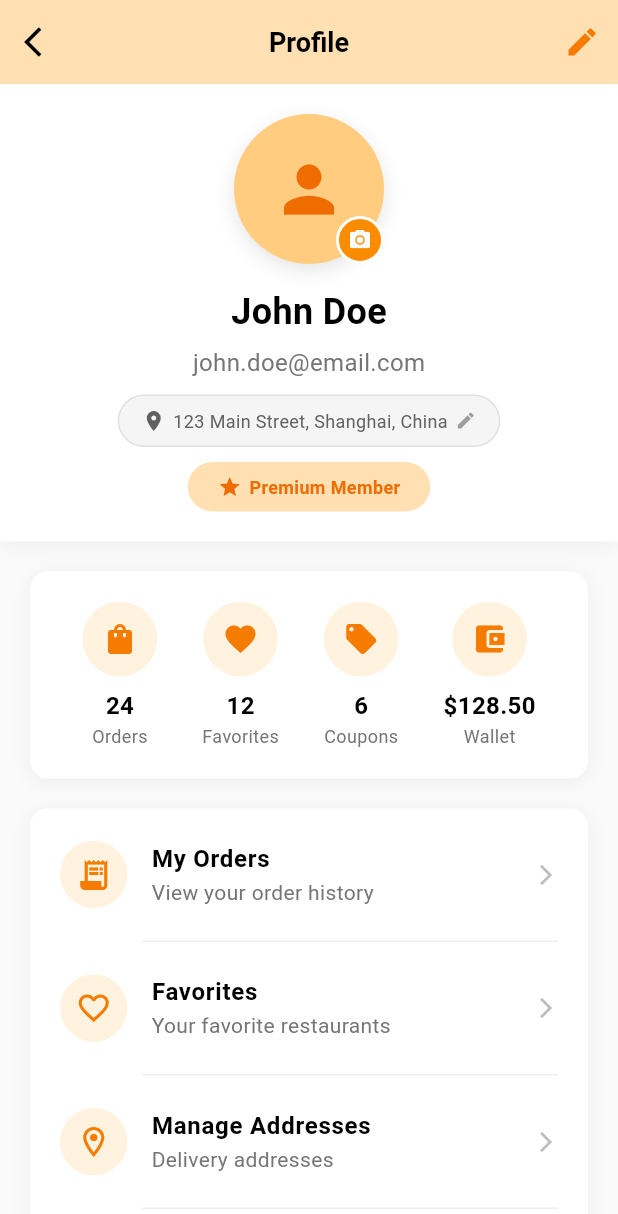
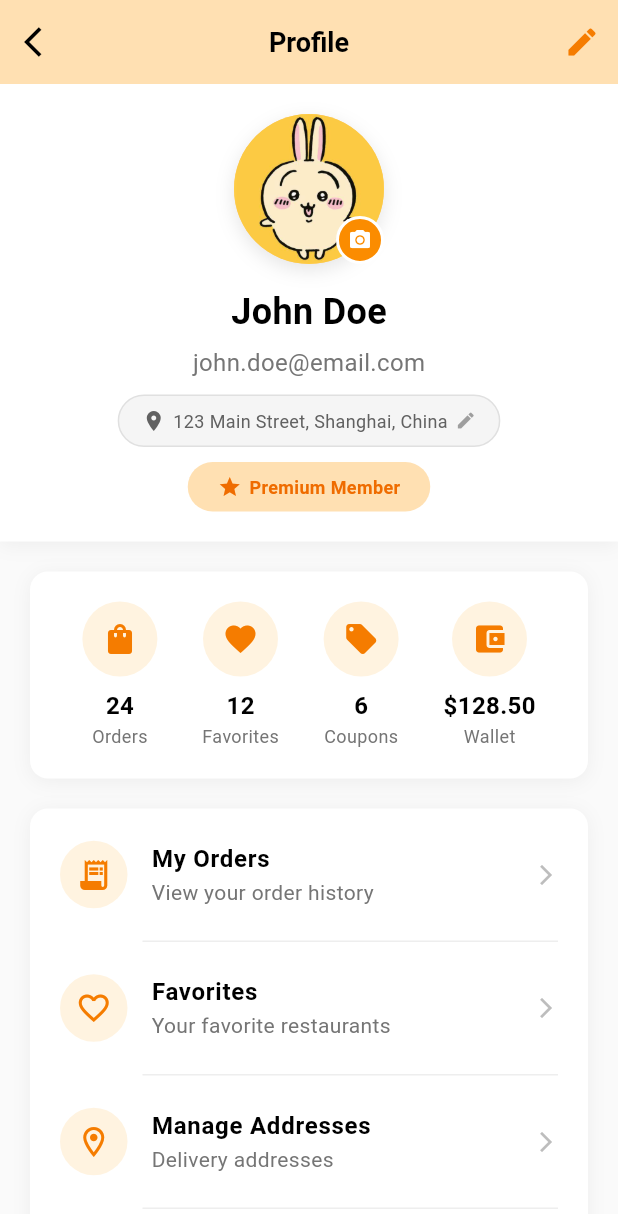
Before and after one commit to GreenwichDDLver/Mobile_Asmt1, a Flutter app: the screen it shows after launch, scrolled down 576 dp, after a tap on the "person" icon, on a phone screen of 412 x 824 dp. Shown: the top 1214 px of the screen. Run offline on Flutter 3.47's test engine with Material 3 defaults, Android fonts, the light colour scheme and no system bars; our stand-ins replace flutter_svg.

Commit message:
RePush
这是最新版，前面好像没push上去。这是加了底部导航栏+消息页面+更新了用户头像的最新版！

```diff
--- a/assignment1/lib/main.dart
+++ b/assignment1/lib/main.dart
@@ -1,14 +1,14 @@
 import 'package:flutter/material.dart';
 import 'package:provider/provider.dart';
 import 'package:assignment1/pages/homepage.dart';
+import 'package:assignment1/pages/order_page.dart'; // You'll need to create this
+import 'package:assignment1/pages/message_page.dart'; // You'll need to create this
 import 'package:assignment1/models/cart_model.dart';
 
 void main() {
   runApp(
     MultiProvider(
-      providers: [
-        ChangeNotifierProvider(create: (_) => CartModel()),
-      ],
+      providers: [ChangeNotifierProvider(create: (_) => CartModel())],
       child: const MyApp(),
     ),
   );
@@ -21,7 +21,51 @@ class MyApp extends StatelessWidget {
   Widget build(BuildContext context) {
     return const MaterialApp(
       debugShowCheckedModeBanner: false,
-      home: HomePage(),
+      home: MainNavigationWrapper(),
     );
   }
 }
+
+class MainNavigationWrapper extends StatefulWidget {
+  const MainNavigationWrapper({super.key});
+
+  @override
+  State<MainNavigationWrapper> createState() => _MainNavigationWrapperState();
+}
+
+class _MainNavigationWrapperState extends State<MainNavigationWrapper> {
+  int _selectedIndex = 1; // Start with HomePage (middle button)
+
+  // List of pages corresponding to bottom navigation tabs
+  final List<Widget> _pages = [
+    const OrderPage(), // Left button
+    const HomePage(), // Middle button
+    const MessagePage(), // Right button
+  ];
+
+  void _onItemTapped(int index) {
+    setState(() {
+      _selectedIndex = index;
+    });
+  }
+
+  @override
+  Widget build(BuildContext context) {
+    return Scaffold(
+      body: _pages[_selectedIndex],
+      bottomNavigationBar: BottomNavigationBar(
+        items: const <BottomNavigationBarItem>[
+          BottomNavigationBarItem(
+            icon: Icon(Icons.receipt_long),
+            label: 'Order',
+          ),
+          BottomNavigationBarItem(icon: Icon(Icons.home), label: 'Home'),
+          BottomNavigationBarItem(icon: Icon(Icons.message), label: 'Messages'),
+        ],
+        currentIndex: _selectedIndex,
+        selectedItemColor: Colors.blue,
+        onTap: _onItemTapped,
+      ),
+    );
+  }
+}
--- a/assignment1/lib/pages/homepage.dart
+++ b/assignment1/lib/pages/homepage.dart
@@ -16,11 +16,13 @@ class HomePage extends StatefulWidget {
 }
 
 class _HomePageState extends State<HomePage> {
+  final List<CategoryModel> categories = CategoryModel.getCategories();
+  final List<RestaurantListModel> RestaurantList =
+      RestaurantListModel.getRestaurantList();
 
-  final List<CategoryModel> categories = CategoryModel.getCategories();
-  final List<RestaurantListModel> RestaurantList = RestaurantListModel.getRestaurantList();
-
-  final PageController _bannerController = PageController(viewportFraction: 0.85);
+  final PageController _bannerController = PageController(
+    viewportFraction: 0.85,
+  );
   final List<String> bannerImages = [
     "assets/images/banner1.png",
     "assets/images/banner2.png",
@@ -120,15 +122,11 @@ class _HomePageState extends State<HomePage> {
           const SizedBox(width: 5),
           Expanded(
             child: Text(
-              "Shanghai", // 定位
+              "KuaLumpur", // 定位
               overflow: TextOverflow.ellipsis,
-              style: const TextStyle(
-                color: Colors.black,
-                fontSize: 14,
+              style: const TextStyle(color: Colors.black, fontSize: 14),
             ),
           ),
-          ),
-
         ],
       ),
       actions: [
@@ -155,18 +153,13 @@ class _HomePageState extends State<HomePage> {
                   ),
                 ],
               ),
-              child: Icon(
-                Icons.person,
-                color: Colors.orange[500],
-                size: 22,
-              ),
+              child: Icon(Icons.person, color: Colors.orange[500], size: 22),
             ),
           ),
         ),
       ],
     );
   }
-
 
   //搜索页面进入
   GestureDetector _searchField(BuildContext context) {
@@ -183,24 +176,13 @@ class _HomePageState extends State<HomePage> {
         decoration: BoxDecoration(
           color: Colors.white,
           borderRadius: BorderRadius.circular(10),
-          boxShadow: const [
-            BoxShadow(
-              color: Colors.black26,
-              blurRadius: 10,
-            ),
-          ],
+          boxShadow: const [BoxShadow(color: Colors.black26, blurRadius: 10)],
         ),
         child: Row(
           children: const [
             Icon(Icons.search, color: Colors.grey),
             SizedBox(width: 10),
-            Text(
-              "Search",
-              style: TextStyle(
-                color: Colors.grey,
-                fontSize: 16,
-              ),
-            ),
+            Text("Search", style: TextStyle(color: Colors.grey, fontSize: 16)),
           ],
         ),
       ),
@@ -218,7 +200,10 @@ class _HomePageState extends State<HomePage> {
             mainAxisAlignment: MainAxisAlignment.spaceBetween,
             children: [
               Container(
-        padding: const EdgeInsets.symmetric(horizontal: 16, vertical: 8),
+                padding: const EdgeInsets.symmetric(
+                  horizontal: 16,
+                  vertical: 8,
+                ),
                 decoration: BoxDecoration(
                   color: Colors.orange[100],
                   borderRadius: BorderRadius.circular(20),
@@ -232,11 +217,7 @@ class _HomePageState extends State<HomePage> {
                   ),
                 ),
               ),
-      Image.asset(
-        "assets/images/usagi3.png",
-        width: 130,
-        height: 90,
-      ),
+              Image.asset("assets/images/usagi3.png", width: 130, height: 90),
             ],
           ),
         ),
@@ -249,7 +230,8 @@ class _HomePageState extends State<HomePage> {
             runSpacing: 10,
             children: List.generate(categories.length, (index) {
               return SizedBox(
-              width: (MediaQuery.of(context).size.width - 20 * 2 - 15 * 3) / 3,
+                width:
+                    (MediaQuery.of(context).size.width - 20 * 2 - 15 * 3) / 3,
                 height: 118,
                 child: Container(
                   padding: const EdgeInsets.symmetric(vertical: 10),
@@ -327,7 +309,6 @@ Indulge in our cheesy pizza offer:
 
 📅 Available daily from 2 PM to 6 PM.
 ''',
-
     ];
 
     return Column(
@@ -348,7 +329,8 @@ Indulge in our cheesy pizza offer:
                 onTap: () {
                   showDialog(
                     context: context,
-                  builder: (_) => BannerPanel(
+                    builder:
+                        (_) => BannerPanel(
                           imagePath: bannerImages[index],
                           description: bannerDescriptions[index],
                           onClose: () => Navigator.of(context).pop(),
@@ -394,7 +376,10 @@ Indulge in our cheesy pizza offer:
               width: _currentBannerIndex == index ? 12 : 8,
               height: 8,
               decoration: BoxDecoration(
-              color: _currentBannerIndex == index ? Colors.black : Colors.grey[400],
+                color:
+                    _currentBannerIndex == index
+                        ? Colors.black
+                        : Colors.grey[400],
                 borderRadius: BorderRadius.circular(4),
               ),
             );
@@ -416,7 +401,10 @@ Column _recentActivitiesSection() {
             mainAxisAlignment: MainAxisAlignment.spaceBetween,
             children: [
               Container(
-        padding: const EdgeInsets.symmetric(horizontal: 16, vertical: 8),
+                padding: const EdgeInsets.symmetric(
+                  horizontal: 16,
+                  vertical: 8,
+                ),
                 decoration: BoxDecoration(
                   color: Colors.orange[100],
                   borderRadius: BorderRadius.circular(20),
@@ -430,15 +418,10 @@ Column _recentActivitiesSection() {
                   ),
                 ),
               ),
-      Image.asset(
-        "assets/images/usagi2.png",
-        width: 135,
-        height: 85,
-      ),
+              Image.asset("assets/images/usagi2.png", width: 135, height: 85),
             ],
           ),
         ),
-
       ],
     );
   }
@@ -454,7 +437,10 @@ Column _RestaurantListSection() {
             mainAxisAlignment: MainAxisAlignment.spaceBetween,
             children: [
               Container(
-        padding: const EdgeInsets.symmetric(horizontal: 16, vertical: 8),
+                padding: const EdgeInsets.symmetric(
+                  horizontal: 16,
+                  vertical: 8,
+                ),
                 decoration: BoxDecoration(
                   color: Colors.orange[100],
                   borderRadius: BorderRadius.circular(20),
@@ -468,11 +454,7 @@ Column _RestaurantListSection() {
                   ),
                 ),
               ),
-      Image.asset(
-        "assets/images/usagi1.png",
-        width: 130,
-        height: 90,
-      ),
+              Image.asset("assets/images/usagi1.png", width: 130, height: 90),
             ],
           ),
         ),
@@ -488,9 +470,7 @@ Column _RestaurantListSection() {
               onTap: () {
                 Navigator.push(
                   context,
-                MaterialPageRoute(
-                  builder: (context) => const MenuPage(),
-                ),
+                  MaterialPageRoute(builder: (context) => const MenuPage()),
                 );
               },
               child: Container(
@@ -514,7 +494,9 @@ Column _RestaurantListSection() {
                     Padding(
                       padding: const EdgeInsets.only(left: 8),
                       child: ClipRRect(
-                      borderRadius: const BorderRadius.all(Radius.circular(12)),
+                        borderRadius: const BorderRadius.all(
+                          Radius.circular(12),
+                        ),
                         child: Image.asset(
                           RestaurantList[index].iconPath,
                           height: 95,
@@ -525,7 +507,10 @@ Column _RestaurantListSection() {
                     ),
                     Expanded(
                       child: Padding(
-                      padding: const EdgeInsets.symmetric(horizontal: 12, vertical: 10),
+                        padding: const EdgeInsets.symmetric(
+                          horizontal: 12,
+                          vertical: 10,
+                        ),
                         child: Column(
                           crossAxisAlignment: CrossAxisAlignment.start,
                           mainAxisAlignment: MainAxisAlignment.center,
@@ -540,7 +525,11 @@ Column _RestaurantListSection() {
                             const SizedBox(height: 4),
                             Row(
                               children: [
-                              const Icon(Icons.star, color: Colors.amber, size: 16),
+                                const Icon(
+                                  Icons.star,
+                                  color: Colors.amber,
+                                  size: 16,
+                                ),
                                 const SizedBox(width: 4),
                                 Text(
                                   RestaurantList[index].score,
@@ -576,14 +565,17 @@ Column _RestaurantListSection() {
                                 ),
                               ],
                             ),
-
                           ],
                         ),
                       ),
                     ),
                     Padding(
                       padding: const EdgeInsets.only(right: 12),
-                    child: Icon(Icons.arrow_forward_ios, size: 16, color: Colors.grey[600]),
+                      child: Icon(
+                        Icons.arrow_forward_ios,
+                        size: 16,
+                        color: Colors.grey[600],
+                      ),
                     ),
                   ],
                 ),
@@ -594,5 +586,4 @@ Column _RestaurantListSection() {
       ],
     );
   }
-
 }
--- a/assignment1/lib/pages/profile_page.dart
+++ b/assignment1/lib/pages/profile_page.dart
@@ -1,5 +1,4 @@
 import 'package:flutter/material.dart';
-import 'package:flutter/services.dart';
 
 class ProfilePage extends StatefulWidget {
   const ProfilePage({super.key});
@@ -8,7 +7,8 @@ class ProfilePage extends StatefulWidget {
   State<ProfilePage> createState() => _ProfilePageState();
 }
 
-class _ProfilePageState extends State<ProfilePage> with TickerProviderStateMixin {
+class _ProfilePageState extends State<ProfilePage>
+    with TickerProviderStateMixin {
   String _userName = 'John Doe';
   String _userEmail = 'john.doe@email.com';
   String _deliveryAddress = '123 Main Street, Shanghai, China';
@@ -16,19 +16,54 @@ class _ProfilePageState extends State<ProfilePage> with TickerProviderStateMixin
 
   // Coupon data
   final List<Map<String, dynamic>> _unusedCoupons = [
-    {'title': '20% Off First Order', 'discount': '20%', 'expiry': '2024-12-31', 'code': 'FIRST20'},
-    {'title': 'Free Delivery', 'discount': 'Free', 'expiry': '2024-11-30', 'code': 'FREEDEL'},
-    {'title': '\$10 Off \$50+', 'discount': '\$10', 'expiry': '2024-12-15', 'code': 'SAVE10'},
+    {
+      'title': '20% Off First Order',
+      'discount': '20%',
+      'expiry': '2024-12-31',
+      'code': 'FIRST20',
+    },
+    {
+      'title': 'Free Delivery',
+      'discount': 'Free',
+      'expiry': '2024-11-30',
+      'code': 'FREEDEL',
+    },
+    {
+      'title': '\$10 Off \$50+',
+      'discount': '\$10',
+      'expiry': '2024-12-15',
+      'code': 'SAVE10',
+    },
   ];
 
   final List<Map<String, dynamic>> _usedCoupons = [
-    {'title': '15% Off Any Order', 'discount': '15%', 'usedDate': '2024-10-15', 'code': 'SAVE15'},
-    {'title': 'Buy 1 Get 1 Free', 'discount': 'BOGO', 'usedDate': '2024-10-10', 'code': 'BOGO1'},
+    {
+      'title': '15% Off Any Order',
+      'discount': '15%',
+      'usedDate': '2024-10-15',
+      'code': 'SAVE15',
+    },
+    {
+      'title': 'Buy 1 Get 1 Free',
+      'discount': 'BOGO',
+      'usedDate': '2024-10-10',
+      'code': 'BOGO1',
+    },
   ];
 
   final List<Map<String, dynamic>> _expiredCoupons = [
-    {'title': '25% Off Weekend', 'discount': '25%', 'expiry': '2024-09-30', 'code': 'WEEK25'},
-    {'title': 'Student Discount', 'discount': '30%', 'expiry': '2024-08-31', 'code': 'STUDENT'},
+    {
+      'title': '25% Off Weekend',
+      'discount': '25%',
+      'expiry': '2024-09-30',
+      'code': 'WEEK25',
+    },
+    {
+      'title': 'Student Discount',
+      'discount': '30%',
+      'expiry': '2024-08-31',
+      'code': 'STUDENT',
+    },
   ];
 
   @override
@@ -134,10 +169,40 @@ class _ProfilePageState extends State<ProfilePage> with TickerProviderStateMixin
                     ),
                   ],
                 ),
+                child: ClipRRect(
+                  borderRadius: BorderRadius.circular(50),
+
+                  child: Image.asset(
+                    'assets/images/UserImage.jpg',
+
+                    width: 100,
+
+                    height: 100,
+
+                    fit: BoxFit.cover,
+
+                    errorBuilder: (context, error, stackTrace) {
+                      // Fallback to icon if image fails to load
+
+                      return Container(
+                        width: 100,
+
+                        height: 100,
+
+                        decoration: BoxDecoration(
+                          shape: BoxShape.circle,
+
+                          color: Colors.orange[200],
+                        ),
+
                         child: Icon(
                           Icons.person,
                           size: 50,
                           color: Colors.orange[800],
+                        ),
+                      );
+                    },
+                  ),
                 ),
               ),
               Positioned(
@@ -175,10 +240,7 @@ class _ProfilePageState extends State<ProfilePage> with TickerProviderStateMixin
           const SizedBox(height: 5),
           Text(
             _userEmail,
-            style: TextStyle(
-              fontSize: 16,
-              color: Colors.grey[600],
-            ),
+            style: TextStyle(fontSize: 16, color: Colors.grey[600]),
           ),
           const SizedBox(height: 10),
           GestureDetector(
@@ -198,10 +260,7 @@ class _ProfilePageState extends State<ProfilePage> with TickerProviderStateMixin
                   Flexible(
                     child: Text(
                       _deliveryAddress,
-                      style: TextStyle(
-                        color: Colors.grey[700],
-                        fontSize: 12,
-                      ),
+                      style: TextStyle(color: Colors.grey[700], fontSize: 12),
                       overflow: TextOverflow.ellipsis,
                     ),
                   ),
@@ -260,7 +319,11 @@ class _ProfilePageState extends State<ProfilePage> with TickerProviderStateMixin
           _buildStatItem(Icons.shopping_bag, '24', 'Orders'),
           _buildStatItem(Icons.favorite, '12', 'Favorites'),
           _buildStatItem(Icons.local_offer, '6', 'Coupons'),
-          _buildStatItem(Icons.account_balance_wallet, '\$${_walletBalance.toStringAsFixed(2)}', 'Wallet'),
+          _buildStatItem(
+            Icons.account_balance_wallet,
+            '\$${_walletBalance.toStringAsFixed(2)}',
+            'Wallet',
+          ),
         ],
       ),
     );
@@ -287,13 +350,7 @@ class _ProfilePageState extends State<ProfilePage> with TickerProviderStateMixin
             color: Colors.black,
           ),
         ),
-        Text(
-          label,
-          style: TextStyle(
-            fontSize: 12,
-            color: Colors.grey[600],
-          ),
-        ),
+        Text(label, style: TextStyle(fontSize: 12, color: Colors.grey[600])),
       ],
     );
   }
@@ -402,19 +459,24 @@ class _ProfilePageState extends State<ProfilePage> with TickerProviderStateMixin
                       ),
                       Text(
                         'Balance: \$${_walletBalance.toStringAsFixed(2)}',
-                        style: TextStyle(
-                          fontSize: 14,
-                          color: Colors.grey[600],
-                        ),
+                        style: TextStyle(fontSize: 14, color: Colors.grey[600]),
                       ),
                     ],
                   ),
                 ),
                 Row(
                   children: [
-                    _buildWalletButton('Top Up', Colors.green, () => _showTopUpDialog()),
+                    _buildWalletButton(
+                      'Top Up',
+                      Colors.green,
+                      () => _showTopUpDialog(),
+                    ),
                     const SizedBox(width: 10),
-                    _buildWalletButton('Manage', Colors.orange, () => _showManagePaymentDialog()),
+                    _buildWalletButton(
+                      'Manage',
+                      Colors.orange,
+                      () => _showManagePaymentDialog(),
+                    ),
                   ],
                 ),
               ],
@@ -569,11 +631,7 @@ class _ProfilePageState extends State<ProfilePage> with TickerProviderStateMixin
           color: Colors.orange[50],
           shape: BoxShape.circle,
         ),
-        child: Icon(
-          icon,
-          color: Colors.orange[700],
-          size: 24,
-        ),
+        child: Icon(icon, color: Colors.orange[700], size: 24),
       ),
       title: Text(
         title,
@@ -585,16 +643,11 @@ class _ProfilePageState extends State<ProfilePage> with TickerProviderStateMixin
       ),
       subtitle: Text(
         subtitle,
-        style: TextStyle(
-          fontSize: 14,
-          color: Colors.grey[600],
+        style: TextStyle(fontSize: 14, color: Colors.grey[600]),
       ),
-      ),
-      trailing: trailing ?? Icon(
-        Icons.arrow_forward_ios,
-        size: 16,
-        color: Colors.grey[400],
-      ),
+      trailing:
+          trailing ??
+          Icon(Icons.arrow_forward_ios, size: 16, color: Colors.grey[400]),
       onTap: onTap,
       contentPadding: const EdgeInsets.symmetric(horizontal: 20, vertical: 8),
     );
@@ -646,13 +699,20 @@ class _ProfilePageState extends State<ProfilePage> with TickerProviderStateMixin
 
   // Dialog Functions
   void _showEditProfileDialog() {
-    TextEditingController nameController = TextEditingController(text: _userName);
-    TextEditingController emailController = TextEditingController(text: _userEmail);
+    TextEditingController nameController = TextEditingController(
+      text: _userName,
+    );
+    TextEditingController emailController = TextEditingController(
+      text: _userEmail,
+    );
 
     showDialog(
       context: context,
-      builder: (context) => AlertDialog(
-        shape: RoundedRectangleBorder(borderRadius: BorderRadius.circular(15)),
+      builder:
+          (context) => AlertDialog(
+            shape: RoundedRectangleBorder(
+              borderRadius: BorderRadius.circular(15),
+            ),
             title: const Text('Edit Profile'),
             content: Column(
               mainAxisSize: MainAxisSize.min,
@@ -697,10 +757,15 @@ class _ProfilePageState extends State<ProfilePage> with TickerProviderStateMixin
   void _showChangeAvatarDialog() {
     showDialog(
       context: context,
-      builder: (context) => AlertDialog(
-        shape: RoundedRectangleBorder(borderRadius: BorderRadius.circular(15)),
+      builder:
+          (context) => AlertDialog(
+            shape: RoundedRectangleBorder(
+              borderRadius: BorderRadius.circular(15),
+            ),
             title: const Text('Change Avatar'),
-        content: const Text('Avatar change functionality will be implemented here.'),
+            content: const Text(
+              'Avatar change functionality will be implemented here.',
+            ),
             actions: [
               TextButton(
                 onPressed: () => Navigator.pop(context),
@@ -712,12 +777,17 @@ class _ProfilePageState extends State<ProfilePage> with TickerProviderStateMixin
   }
 
   void _showEditAddressDialog() {
-    TextEditingController addressController = TextEditingController(text: _deliveryAddress);
+    TextEditingController addressController = TextEditingController(
+      text: _deliveryAddress,
+    );
 
     showDialog(
       context: context,
-      builder: (context) => AlertDialog(
-        shape: RoundedRectangleBorder(borderRadius: BorderRadius.circular(15)),
+      builder:
+          (context) => AlertDialog(
+            shape: RoundedRectangleBorder(
+              borderRadius: BorderRadius.circular(15),
+            ),
             title: const Text('Edit Delivery Address'),
             content: TextField(
               controller: addressController,
@@ -751,8 +821,11 @@ class _ProfilePageState extends State<ProfilePage> with TickerProviderStateMixin
 
     showDialog(
       context: context,
-      builder: (context) => AlertDialog(
-        shape: RoundedRectangleBorder(borderRadius: BorderRadius.circular(15)),
+      builder:
+          (context) => AlertDialog(
+            shape: RoundedRectangleBorder(
+              borderRadius: BorderRadius.circular(15),
+            ),
             title: const Text('Top Up Wallet'),
             content: Column(
               mainAxisSize: MainAxisSize.min,
@@ -785,7 +858,9 @@ class _ProfilePageState extends State<ProfilePage> with TickerProviderStateMixin
                     Navigator.pop(context);
                     ScaffoldMessenger.of(context).showSnackBar(
                       SnackBar(
-                    content: Text('Added \$${amount.toStringAsFixed(2)} to wallet'),
+                        content: Text(
+                          'Added \$${amount.toStringAsFixed(2)} to wallet',
+                        ),
                         backgroundColor: Colors.green,
                       ),
                     );
@@ -801,10 +876,15 @@ class _ProfilePageState extends State<ProfilePage> with TickerProviderStateMixin
   void _showManagePaymentDialog() {
     showDialog(
       context: context,
-      builder: (context) => AlertDialog(
-        shape: RoundedRectangleBorder(borderRadius: BorderRadius.circular(15)),
+      builder:
+          (context) => AlertDialog(
+            shape: RoundedRectangleBorder(
+              borderRadius: BorderRadius.circular(15),
+            ),
             title: const Text('Manage Payment Methods'),
-        content: const Text('Payment method management will be implemented here.'),
+            content: const Text(
+              'Payment method management will be implemented here.',
+            ),
             actions: [
               TextButton(
                 onPressed: () => Navigator.pop(context),
@@ -818,10 +898,13 @@ class _ProfilePageState extends State<ProfilePage> with TickerProviderStateMixin
   void _showCouponsDialog() {
     showDialog(
       context: context,
-      builder: (context) => DefaultTabController(
+      builder:
+          (context) => DefaultTabController(
             length: 3,
             child: AlertDialog(
-          shape: RoundedRectangleBorder(borderRadius: BorderRadius.circular(15)),
+              shape: RoundedRectangleBorder(
+                borderRadius: BorderRadius.circular(15),
+              ),
               title: const Text('My Coupons'),
               content: SizedBox(
                 width: double.maxFinite,
@@ -870,12 +953,20 @@ class _ProfilePageState extends State<ProfilePage> with TickerProviderStateMixin
           margin: const EdgeInsets.symmetric(vertical: 5),
           padding: const EdgeInsets.all(12),
           decoration: BoxDecoration(
-            color: type == 'unused' ? Colors.green[50] :
-                   type == 'used' ? Colors.blue[50] : Colors.red[50],
+            color:
+                type == 'unused'
+                    ? Colors.green[50]
+                    : type == 'used'
+                    ? Colors.blue[50]
+                    : Colors.red[50],
             borderRadius: BorderRadius.circular(8),
             border: Border.all(
-              color: type == 'unused' ? Colors.green[200]! :
-                     type == 'used' ? Colors.blue[200]! : Colors.red[200]!,
+              color:
+                  type == 'unused'
+                      ? Colors.green[200]!
+                      : type == 'used'
+                      ? Colors.blue[200]!
+                      : Colors.red[200]!,
             ),
           ),
           child: Column(
@@ -910,9 +1001,7 @@ class _ProfilePageState extends State<ProfilePage> with TickerProviderStateMixin
           ),
           title: const Text(
             'Logout',
-            style: TextStyle(
-              fontWeight: FontWeight.bold,
-            ),
+            style: TextStyle(fontWeight: FontWeight.bold),
           ),
           content: const Text('Are you sure you want to logout?'),
           actions: [
@@ -920,12 +1009,7 @@ class _ProfilePageState extends State<ProfilePage> with TickerProviderStateMixin
               onPressed: () {
                 Navigator.of(context).pop();
               },
-              child: Text(
-                'Cancel',
-                style: TextStyle(
-                  color: Colors.grey[600],
-                ),
-              ),
+              child: Text('Cancel', style: TextStyle(color: Colors.grey[600])),
             ),
             ElevatedButton(
               onPressed: () {
```
Also changed, not shown: assignment1/lib/pages/message_page.dart (added, +260 -0 lines), assignment1/lib/pages/order_page.dart (+14 -35 lines), assignment1/pubspec.yaml (+11 -0 lines), assignment1/assets/images/UserImage.jpg (added), assignment1/assets/images/friend1.jpg (added), assignment1/assets/images/friend2.jpg (added), assignment1/assets/images/friend3.jpg (added), assignment1/assets/images/friend4.jpg (added), assignment1/assets/images/mcdmerchant.jpg (added), assignment1/assets/images/mixuemerchant.jpg (added), assignment1/assets/images/noodlemerchant.jpg (added), assignment1/assets/images/rider1.jpg (added), assignment1/assets/images/rider2.jpg (added), assignment1/assets/images/rider3.jpg (added). Lines whose indentation alone changed are shown as unchanged.
